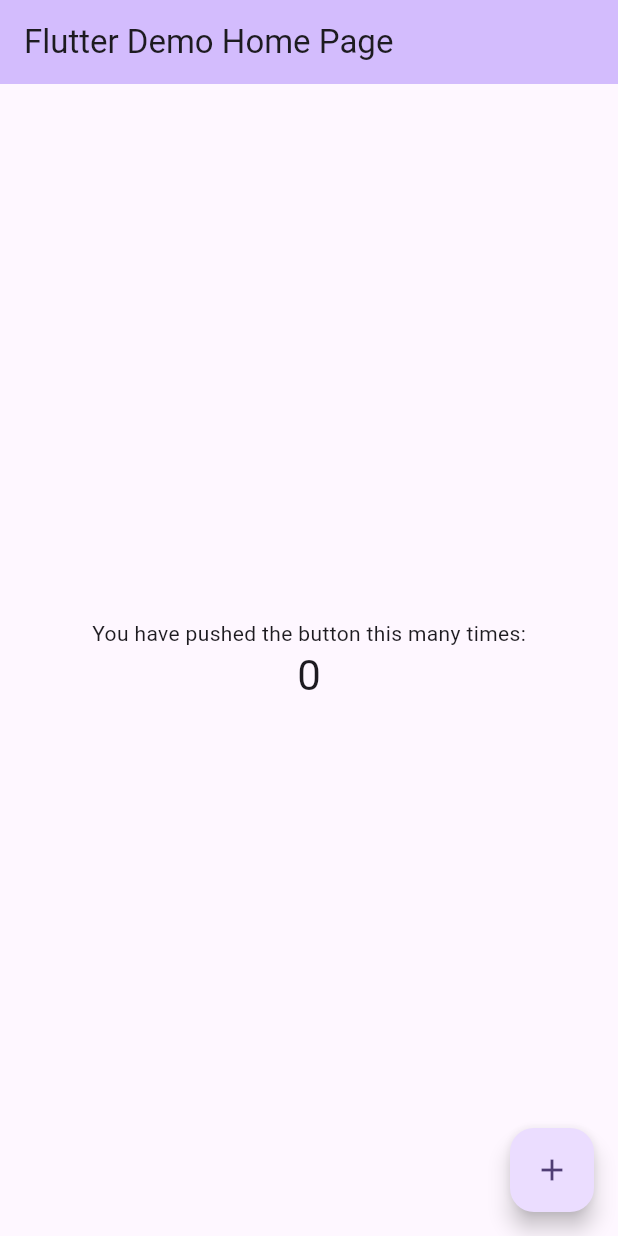
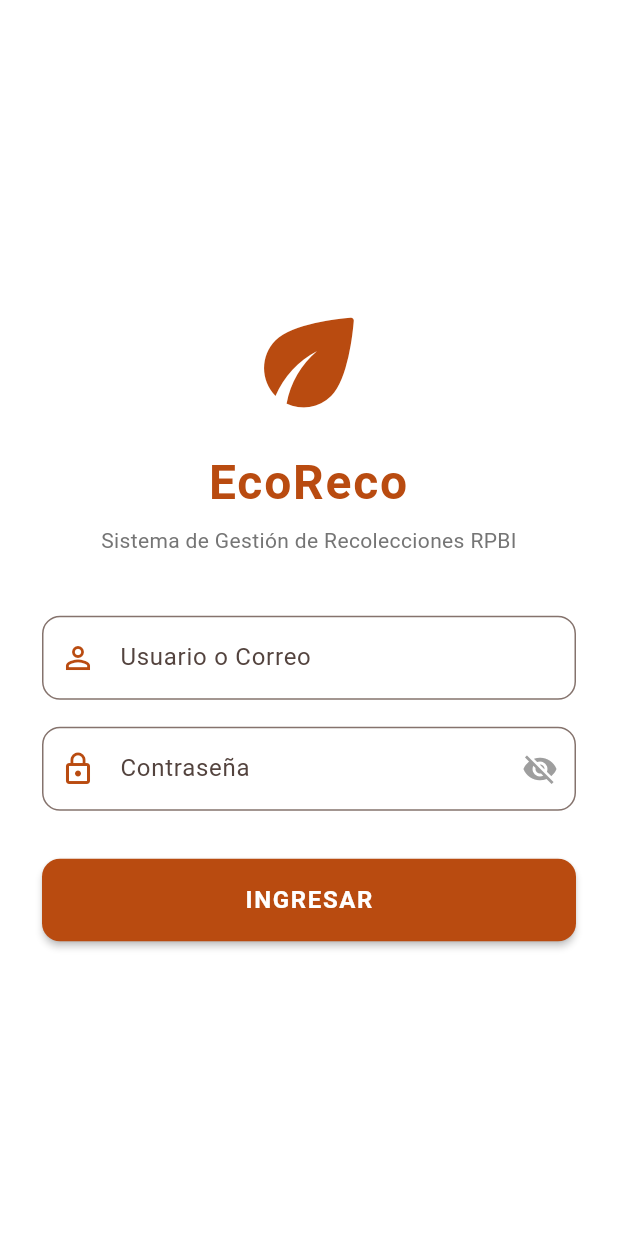
Before and after one commit to LeonHuertaG/EcoReco, a Flutter app: the screen it shows after launch, on a phone screen of 412 x 824 dp. Run offline on Flutter 3.47's test engine with Material 3 defaults, Android fonts, the phone set to English and light mode, and no system bars.

Commit message:
Inicio de sesión en Flutter

```diff
--- a/lib/main.dart
+++ b/lib/main.dart
@@ -1,4 +1,6 @@
 import 'package:flutter/material.dart';
+
+import 'screens/auth/login_screen.dart';
 
 void main() {
   runApp(const MyApp());
@@ -7,116 +9,21 @@ void main() {
 class MyApp extends StatelessWidget {
   const MyApp({super.key});
 
-  // This widget is the root of your application.
   @override
   Widget build(BuildContext context) {
+    final colors = ColorScheme.fromSeed(seedColor: const Color(0xFFB94B10));
     return MaterialApp(
-      title: 'Flutter Demo',
+      title: 'EcoReco',
+      debugShowCheckedModeBanner: false,
       theme: ThemeData(
-        // This is the theme of your application.
-        //
-        // TRY THIS: Try running your application with "flutter run". You'll see
-        // the application has a purple toolbar. Then, without quitting the app,
-        // try changing the seedColor in the colorScheme below to Colors.green
-        // and then invoke "hot reload" (save your changes or press the "hot
-        // reload" button in a Flutter-supported IDE, or press "r" if you used
-        // the command line to start the app).
-        //
-        // Notice that the counter didn't reset back to zero; the application
-        // state is not lost during the reload. To reset the state, use hot
-        // restart instead.
-        //
-        // This works for code too, not just values: Most code changes can be
-        // tested with just a hot reload.
-        colorScheme: .fromSeed(seedColor: Colors.deepPurple),
+        colorScheme: colors,
+        appBarTheme: AppBarThemeData(
+          backgroundColor: colors.primary,
+          foregroundColor: colors.onPrimary,
+        ),
+        useMaterial3: true,
       ),
-      home: const MyHomePage(title: 'Flutter Demo Home Page'),
+      home: const LoginScreen(),
     );
   }
 }
-
-class MyHomePage extends StatefulWidget {
-  const MyHomePage({super.key, required this.title});
-
-  // This widget is the home page of your application. It is stateful, meaning
-  // that it has a State object (defined below) that contains fields that affect
-  // how it looks.
-
-  // This class is the configuration for the state. It holds the values (in this
-  // case the title) provided by the parent (in this case the App widget) and
-  // used by the build method of the State. Fields in a Widget subclass are
-  // always marked "final".
-
-  final String title;
-
-  @override
-  State<MyHomePage> createState() => _MyHomePageState();
-}
-
-class _MyHomePageState extends State<MyHomePage> {
-  int _counter = 0;
-
-  void _incrementCounter() {
-    setState(() {
-      // This call to setState tells the Flutter framework that something has
-      // changed in this State, which causes it to rerun the build method below
-      // so that the display can reflect the updated values. If we changed
-      // _counter without calling setState(), then the build method would not be
-      // called again, and so nothing would appear to happen.
-      _counter++;
-    });
-  }
-
-  @override
-  Widget build(BuildContext context) {
-    // This method is rerun every time setState is called, for instance as done
-    // by the _incrementCounter method above.
-    //
-    // The Flutter framework has been optimized to make rerunning build methods
-    // fast, so that you can just rebuild anything that needs updating rather
-    // than having to individually change instances of widgets.
-    return Scaffold(
-      appBar: AppBar(
-        // TRY THIS: Try changing the color here to a specific color (to
-        // Colors.amber, perhaps?) and trigger a hot reload to see the AppBar
-        // change color while the other colors stay the same.
-        backgroundColor: Theme.of(context).colorScheme.inversePrimary,
-        // Here we take the value from the MyHomePage object that was created by
-        // the App.build method, and use it to set our appbar title.
-        title: Text(widget.title),
-      ),
-      body: Center(
-        // Center is a layout widget. It takes a single child and positions it
-        // in the middle of the parent.
-        child: Column(
-          // Column is also a layout widget. It takes a list of children and
-          // arranges them vertically. By default, it sizes itself to fit its
-          // children horizontally, and tries to be as tall as its parent.
-          //
-          // Column has various properties to control how it sizes itself and
-          // how it positions its children. Here we use mainAxisAlignment to
-          // center the children vertically; the main axis here is the vertical
-          // axis because Columns are vertical (the cross axis would be
-          // horizontal).
-          //
-          // TRY THIS: Invoke "debug painting" (choose the "Toggle Debug Paint"
-          // action in the IDE, or press "p" in the console), to see the
-          // wireframe for each widget.
-          mainAxisAlignment: .center,
-          children: [
-            const Text('You have pushed the button this many times:'),
-            Text(
-              '$_counter',
-              style: Theme.of(context).textTheme.headlineMedium,
-            ),
-          ],
-        ),
-      ),
-      floatingActionButton: FloatingActionButton(
-        onPressed: _incrementCounter,
-        tooltip: 'Increment',
-        child: const Icon(Icons.add),
-      ),
-    );
-  }
-}
--- /dev/null
+++ b/lib/models/usuario_model.dart
@@ -0,0 +1,50 @@
+
+class UsuarioModel {
+  final String pkUsuario;
+  final int fkRol;
+  final String usuario;
+  final String nombre;
+  final String correo;
+  final int estado;
+  final String? token;
+
+  UsuarioModel({
+    required this.pkUsuario,
+    required this.fkRol,
+    required this.usuario,
+    required this.nombre,
+    required this.correo,
+    required this.estado,
+    this.token,
+  });
+
+  factory UsuarioModel.fromJson(
+    Map<String, dynamic> json, {
+    String? token,
+  }) {
+    return UsuarioModel(
+      pkUsuario: '${json['pk_usuario'] ?? ''}',
+      fkRol: int.tryParse(
+        '${json['fk_rol'] ?? 0}',
+      ) ?? 0,
+      usuario: json['usuario']?.toString() ?? '',
+      nombre: json['nombre']?.toString() ?? '',
+      correo: json['correo']?.toString() ?? '',
+      estado: int.tryParse(
+        '${json['estado'] ?? 1}',
+      ) ?? 1,
+      token: token,
+    );
+  }
+
+  Map<String, dynamic> toJson() {
+    return {
+      'pk_usuario': pkUsuario,
+      'fk_rol': fkRol,
+      'usuario': usuario,
+      'nombre': nombre,
+      'correo': correo,
+      'estado': estado,
+    };
+  }
+}
--- /dev/null
+++ b/lib/screens/auth/login_screen.dart
@@ -0,0 +1,187 @@
+import 'package:flutter/material.dart';
+
+import '../../controllers/auth_controller.dart';
+
+class LoginScreen extends StatefulWidget {
+  const LoginScreen({super.key});
+
+  @override
+  State<LoginScreen> createState() => _LoginScreenState();
+}
+
+class _LoginScreenState extends State<LoginScreen> {
+  final _formKey = GlobalKey<FormState>();
+  final _userController = TextEditingController();
+  final _passwordController = TextEditingController();
+  final AuthController _authController = AuthController();
+
+  static const Color brandOrange = Color(0xFFB94B10);
+
+  bool _isObscured = true;
+  bool _isLoading = false;
+
+  @override
+  void dispose() {
+    _userController.dispose();
+    _passwordController.dispose();
+    super.dispose();
+  }
+
+  void _submitForm() {
+    if (_formKey.currentState!.validate()) {
+      _authController.ejecutarLogin(
+        context: context,
+        usuario: _userController.text.trim(),
+        password: _passwordController.text,
+        onLoadingChanged: (loading) {
+          setState(() {
+            _isLoading = loading;
+          });
+        },
+      );
+    }
+  }
+
+  @override
+  Widget build(BuildContext context) {
+    return Scaffold(
+      backgroundColor: Colors.white,
+      body: SafeArea(
+        child: Center(
+          child: SingleChildScrollView(
+            padding: const EdgeInsets.symmetric(horizontal: 28.0),
+            child: Form(
+              key: _formKey,
+              child: Column(
+                mainAxisAlignment: MainAxisAlignment.center,
+                crossAxisAlignment: CrossAxisAlignment.stretch,
+                children: [
+                  const Icon(Icons.eco_rounded, size: 90, color: brandOrange),
+                  const SizedBox(height: 12),
+                  const Text(
+                    'EcoReco',
+                    textAlign: TextAlign.center,
+                    style: TextStyle(
+                      fontSize: 32,
+                      fontWeight: FontWeight.bold,
+                      color: brandOrange,
+                      letterSpacing: 1.2,
+                    ),
+                  ),
+                  const SizedBox(height: 6),
+                  Text(
+                    'Sistema de Gestión de Recolecciones RPBI',
+                    textAlign: TextAlign.center,
+                    style: TextStyle(fontSize: 14, color: Colors.grey.shade600),
+                  ),
+                  const SizedBox(height: 40),
+
+                  // Usuario / Correo
+                  TextFormField(
+                    controller: _userController,
+                    decoration: InputDecoration(
+                      labelText: 'Usuario o Correo',
+                      prefixIcon: const Icon(
+                        Icons.person_outline,
+                        color: brandOrange,
+                      ),
+                      border: OutlineInputBorder(
+                        borderRadius: BorderRadius.circular(12),
+                      ),
+                      focusedBorder: OutlineInputBorder(
+                        borderRadius: BorderRadius.circular(12),
+                        borderSide: const BorderSide(
+                          color: brandOrange,
+                          width: 2,
+                        ),
+                      ),
+                    ),
+                    validator: (value) {
+                      if (value == null || value.trim().isEmpty) {
+                        return 'Ingresa tu usuario o correo';
+                      }
+                      return null;
+                    },
+                  ),
+                  const SizedBox(height: 18),
+
+                  // Contraseña
+                  TextFormField(
+                    controller: _passwordController,
+                    obscureText: _isObscured,
+                    decoration: InputDecoration(
+                      labelText: 'Contraseña',
+                      prefixIcon: const Icon(
+                        Icons.lock_outline,
+                        color: brandOrange,
+                      ),
+                      suffixIcon: IconButton(
+                        icon: Icon(
+                          _isObscured ? Icons.visibility_off : Icons.visibility,
+                          color: Colors.grey,
+                        ),
+                        onPressed: () {
+                          setState(() {
+                            _isObscured = !_isObscured;
+                          });
+                        },
+                      ),
+                      border: OutlineInputBorder(
+                        borderRadius: BorderRadius.circular(12),
+                      ),
+                      focusedBorder: OutlineInputBorder(
+                        borderRadius: BorderRadius.circular(12),
+                        borderSide: const BorderSide(
+                          color: brandOrange,
+                          width: 2,
+                        ),
+                      ),
+                    ),
+                    validator: (value) {
+                      if (value == null || value.isEmpty) {
+                        return 'Ingresa tu contraseña';
+                      }
+                      return null;
+                    },
+                  ),
+                  const SizedBox(height: 32),
+
+                  // Botón INGRESAR
+                  ElevatedButton(
+                    onPressed: _isLoading ? null : _submitForm,
+                    style: ElevatedButton.styleFrom(
+                      backgroundColor: brandOrange,
+                      foregroundColor: Colors.white,
+                      padding: const EdgeInsets.symmetric(vertical: 16),
+                      shape: RoundedRectangleBorder(
+                        borderRadius: BorderRadius.circular(12),
+                      ),
+                      elevation: 2,
+                    ),
+                    child: _isLoading
+                        ? const SizedBox(
+                            height: 20,
+                            width: 20,
+                            child: CircularProgressIndicator(
+                              color: Colors.white,
+                              strokeWidth: 2,
+                            ),
+                          )
+                        : const Text(
+                            'INGRESAR',
+                            style: TextStyle(
+                              fontSize: 16,
+                              fontWeight: FontWeight.bold,
+                              letterSpacing: 1.1,
+                            ),
+                          ),
+                  ),
+                ],
+              ),
+            ),
+          ),
+        ),
+      ),
+    );
+  }
+}
--- /dev/null
+++ b/lib/services/auth_service.dart
@@ -0,0 +1,57 @@
+import 'dart:async';
+import 'dart:convert';
+
+import 'package:http/http.dart' as http;
+
+import '../models/usuario_model.dart';
+
+class LoginException implements Exception {
+  const LoginException(this.message);
+
+  final String message;
+}
+
+class AuthService {
+  static const String baseUrl = String.fromEnvironment(
+    'API_BASE_URL',
+    defaultValue: 'https://ecorecoloco-api.onrender.com/api',
+  );
+
+  static Future<UsuarioModel> login(String usuario, String password) async {
+    try {
+      final passBase64 = base64Encode(utf8.encode(password));
+
+      final response = await http
+          .post(
+            Uri.parse('$baseUrl/auth/login'),
+            headers: {'Content-Type': 'application/json'},
+            body: jsonEncode({'usuario': usuario, 'pass': password}),
+          )
+          .timeout(const Duration(seconds: 60));
+
+      if (response.statusCode == 200) {
+        final data = jsonDecode(utf8.decode(response.bodyBytes));
+        return UsuarioModel.fromJson(data['usuario'], token: data['token']);
+      }
+      if (response.statusCode == 401) {
+        throw const LoginException('Usuario o contraseña incorrectos.');
+      }
+      if (response.statusCode >= 500) {
+        throw const LoginException(
+          'La API no pudo iniciar sesión. Revisa la terminal del backend y su conexión con MongoDB Atlas.',
+        );
+      }
+      throw LoginException(
+        'La API rechazó la solicitud (HTTP ${response.statusCode}).',
+      );
+    } on TimeoutException {
+      throw const LoginException('La API tardó demasiado en responder.');
+    } on http.ClientException {
+      throw const LoginException(
+        'No se pudo conectar con la API. Revisa el servidor y la conexión del teléfono.',
+      );
+    } on FormatException {
+      throw const LoginException('La API devolvió una respuesta inválida.');
+    }
+  }
+}
```
Also changed, not shown: lib/controllers/auth_controller.dart (added, +64 -0 lines).
